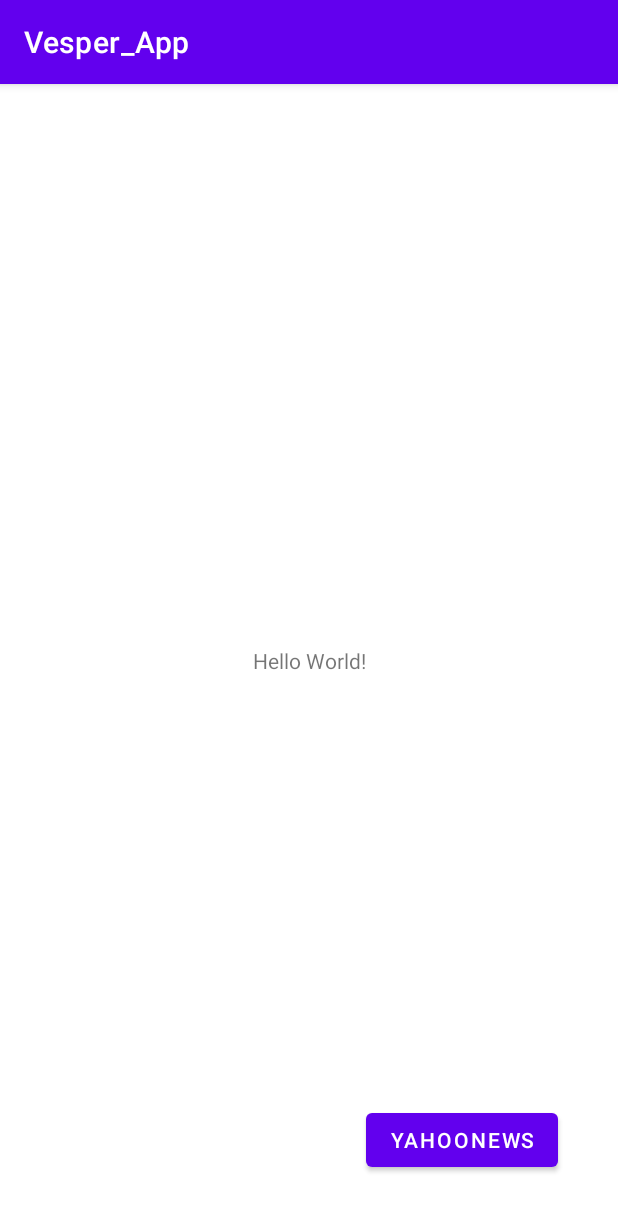
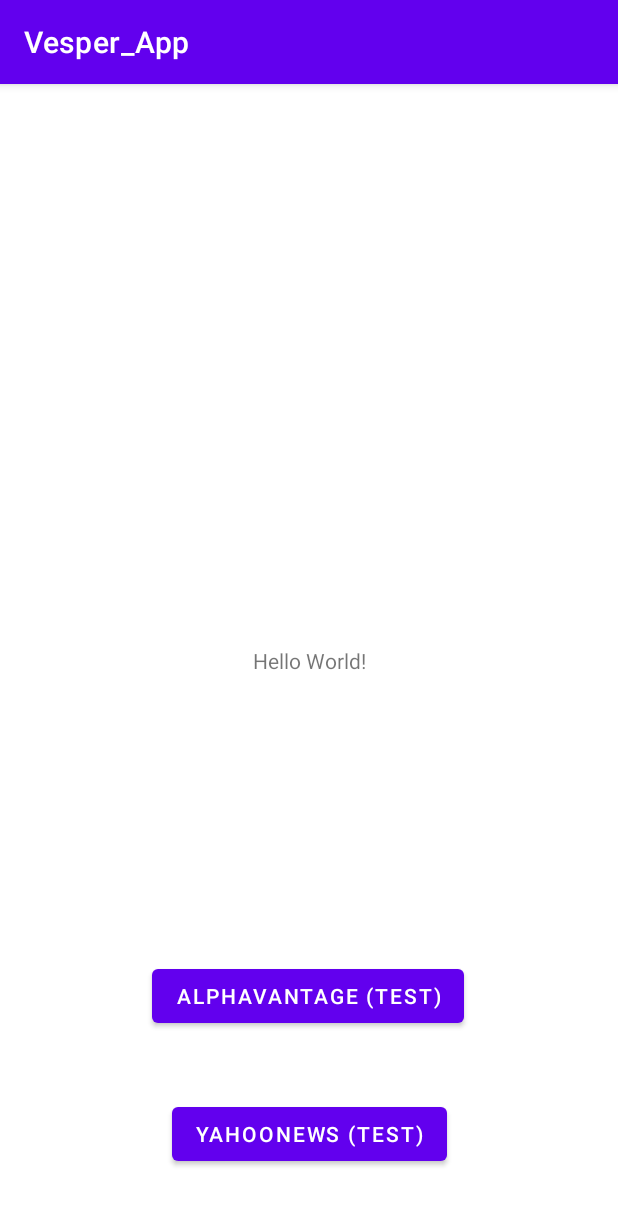
Before and after one commit to ginomcfino/Vesper_Android, an Android app: the screen it shows after launch (MainActivity), on a phone screen of 412 x 824 dp. Shown: the top 1211 px of the screen. Run offline under Robolectric (Android 15) with nearby library versions, the phone set to English and light mode, and no system bars; our stand-ins replace Volley.

Commit message:
Added AlphaVantage API implementation to project
Created buttons on home page for testing

```diff
--- a/app/src/main/AndroidManifest.xml
+++ b/app/src/main/AndroidManifest.xml
@@ -13,7 +13,8 @@
         android:roundIcon="@mipmap/ic_launcher_round"
         android:supportsRtl="true"
         android:theme="@style/Theme.Vesper_App">
-        <activity android:name=".services.YahooNewsActivity"></activity>
+        <activity android:name=".services.AlphaVantage"></activity>
+        <activity android:name=".services.YahooNewsActivity" />
         <activity android:name=".MainActivity">
             <intent-filter>
                 <action android:name="android.intent.action.MAIN" />
--- a/app/src/main/java/com/company/vesper/MainActivity.java
+++ b/app/src/main/java/com/company/vesper/MainActivity.java
@@ -4,14 +4,19 @@
 
 import android.content.Intent;
 import android.os.Bundle;
+import android.util.Log;
 import android.view.View;
 import android.widget.Button;
 
+import com.company.vesper.services.AlphaVantage;
 import com.company.vesper.services.YahooNewsActivity;
 
 public class MainActivity extends AppCompatActivity {
 
+    public static final String TAG = MainActivity.class.getName(); //TAG for debugging
+
     Button btnYahooNews;
+    Button btnAlphaVantage;
 
     @Override
     protected void onCreate(Bundle savedInstanceState) {
@@ -19,6 +24,7 @@
         setContentView(R.layout.activity_main);
 
         btnYahooNews = findViewById(R.id.btnYahooNews);
+        btnAlphaVantage = findViewById(R.id.btnAlphaVantage);
 
         btnYahooNews.setOnClickListener(new View.OnClickListener() {
             @Override
@@ -27,5 +33,14 @@
                 MainActivity.this.startActivity(ynIntent);
             }
         });
+
+        btnAlphaVantage.setOnClickListener(new View.OnClickListener() {
+            @Override
+            public void onClick(View v) {
+                Intent avIntent = new Intent(MainActivity.this, AlphaVantage.class);
+                MainActivity.this.startActivity(avIntent);
+                Log.e(TAG, "Going to make an AlphaVantage API CALL >>> >>> >>>");
+            }
+        });
     }
 }
--- a/app/src/main/res/layout/activity_main.xml
+++ b/app/src/main/res/layout/activity_main.xml
@@ -20,10 +20,22 @@
         android:id="@+id/btnYahooNews"
         android:layout_width="wrap_content"
         android:layout_height="wrap_content"
-        android:layout_marginEnd="40dp"
-        android:layout_marginBottom="40dp"
+        android:layout_marginBottom="44dp"
         android:text="@string/yahoonews"
         app:layout_constraintBottom_toBottomOf="parent"
-        app:layout_constraintEnd_toEndOf="parent" />
+        app:layout_constraintEnd_toEndOf="parent"
+        app:layout_constraintHorizontal_bias="0.5"
+        app:layout_constraintStart_toStartOf="parent" />
+
+    <Button
+        android:id="@+id/btnAlphaVantage"
+        android:layout_width="wrap_content"
+        android:layout_height="wrap_content"
+        android:layout_marginBottom="44dp"
+        android:text="@string/AV"
+        app:layout_constraintBottom_toTopOf="@+id/btnYahooNews"
+        app:layout_constraintEnd_toEndOf="parent"
+        app:layout_constraintHorizontal_bias="0.497"
+        app:layout_constraintStart_toStartOf="parent" />
 
 </androidx.constraintlayout.widget.ConstraintLayout>
--- a/app/src/main/res/values/strings.xml
+++ b/app/src/main/res/values/strings.xml
@@ -1,5 +1,7 @@
 <resources>
     <string name="app_name">Vesper_App</string>
     <string name="pull">pull</string>
-    <string name="yahoonews">YahooNews</string>
+    <string name="yahoonews">YahooNews (Test)</string>
+    <string name="GET">GET REQ</string>
+    <string name="AV">AlphaVantage (test)</string>
 </resources>
```
Also changed, not shown: app/src/main/java/com/company/vesper/services/AlphaVantage.java (added, +78 -0 lines), app/src/main/res/layout/activity_alpha_vantage.xml (added, +19 -0 lines).
